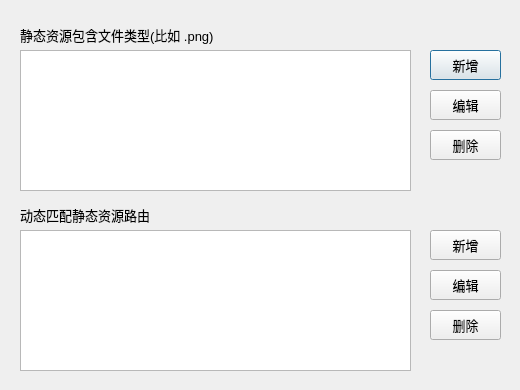
ShenWei-HopeNoBug/mock-api-server, file qt_ui/server_config_win/win_ui.ui: the form before one commit.
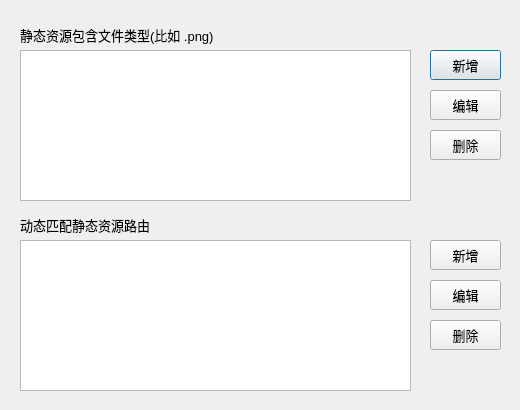
The form after the commit.

The edit to the form file:
```diff
--- a/qt_ui/server_config_win/win_ui.ui
+++ b/qt_ui/server_config_win/win_ui.ui
@@ -7,7 +7,7 @@
     <x>0</x>
     <y>0</y>
     <width>520</width>
-    <height>390</height>
+    <height>410</height>
    </rect>
   </property>
   <property name="windowTitle">
@@ -19,7 +19,7 @@
      <x>20</x>
      <y>50</y>
      <width>391</width>
-     <height>141</height>
+     <height>151</height>
     </rect>
    </property>
    <property name="font">
@@ -32,9 +32,9 @@
    <property name="geometry">
     <rect>
      <x>20</x>
-     <y>230</y>
+     <y>240</y>
      <width>391</width>
-     <height>141</height>
+     <height>151</height>
     </rect>
    </property>
    <property name="font">
@@ -71,7 +71,7 @@
    <property name="geometry">
     <rect>
      <x>20</x>
-     <y>200</y>
+     <y>210</y>
      <width>251</width>
      <height>30</height>
     </rect>
@@ -149,7 +149,7 @@
    <property name="geometry">
     <rect>
      <x>430</x>
-     <y>310</y>
+     <y>320</y>
      <width>71</width>
      <height>30</height>
     </rect>
@@ -176,7 +176,7 @@
    <property name="geometry">
     <rect>
      <x>430</x>
-     <y>230</y>
+     <y>240</y>
      <width>71</width>
      <height>30</height>
     </rect>
@@ -203,7 +203,7 @@
    <property name="geometry">
     <rect>
      <x>430</x>
-     <y>270</y>
+     <y>280</y>
      <width>71</width>
      <height>30</height>
     </rect>
```
